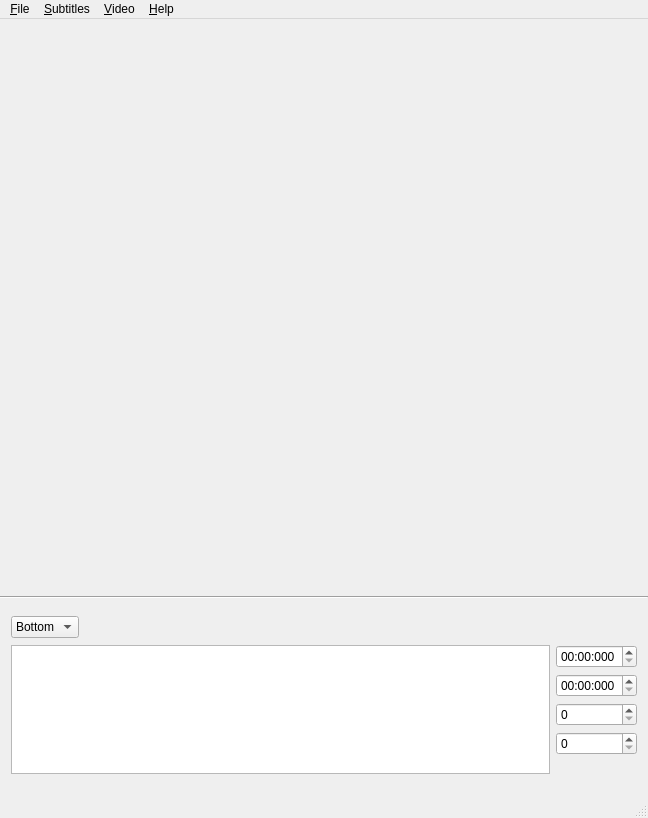
First picture: the form in SubtitlesEditor.ui, repository cybersphinx/wz-subtitle-editor, before the edit.
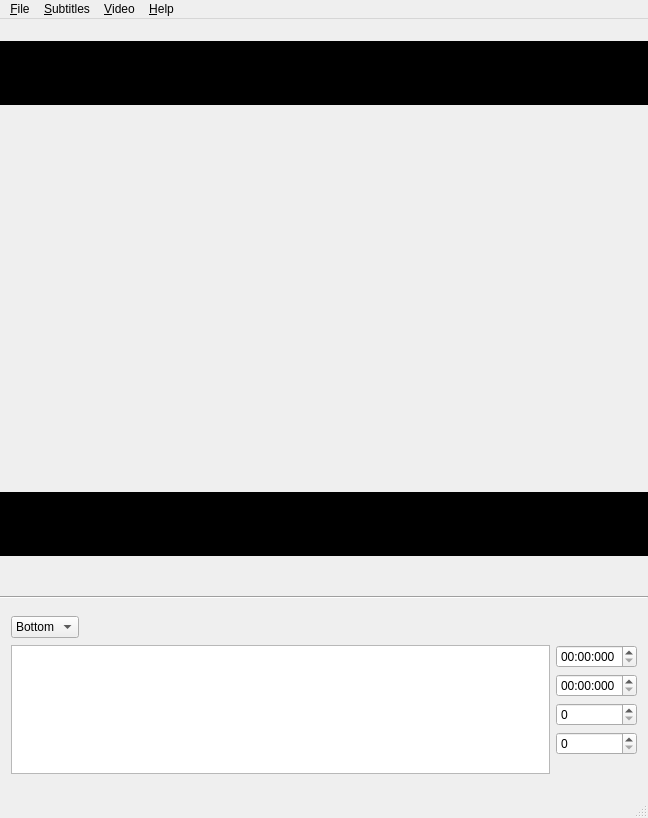
Second picture: the form after the edit. Custom widgets are drawn as their Qt base class.

Commit message: Better way to style labels

Patch:
```diff
--- a/SubtitlesEditor.ui
+++ b/SubtitlesEditor.ui
@@ -53,6 +53,116 @@
            <height>64</height>
           </size>
          </property>
+         <property name="palette">
+          <palette>
+           <active>
+            <colorrole role="WindowText">
+             <brush brushstyle="SolidPattern">
+              <color alpha="255">
+               <red>255</red>
+               <green>255</green>
+               <blue>255</blue>
+              </color>
+             </brush>
+            </colorrole>
+            <colorrole role="Base">
+             <brush brushstyle="SolidPattern">
+              <color alpha="255">
+               <red>247</red>
+               <green>246</green>
+               <blue>240</blue>
+              </color>
+             </brush>
+            </colorrole>
+            <colorrole role="Window">
+             <brush brushstyle="SolidPattern">
+              <color alpha="255">
+               <red>0</red>
+               <green>0</green>
+               <blue>0</blue>
+              </color>
+             </brush>
+            </colorrole>
+           </active>
+           <inactive>
+            <colorrole role="WindowText">
+             <brush brushstyle="SolidPattern">
+              <color alpha="255">
+               <red>255</red>
+               <green>255</green>
+               <blue>255</blue>
+              </color>
+             </brush>
+            </colorrole>
+            <colorrole role="Base">
+             <brush brushstyle="SolidPattern">
+              <color alpha="255">
+               <red>247</red>
+               <green>246</green>
+               <blue>240</blue>
+              </color>
+             </brush>
+            </colorrole>
+            <colorrole role="Window">
+             <brush brushstyle="SolidPattern">
+              <color alpha="255">
+               <red>0</red>
+               <green>0</green>
+               <blue>0</blue>
+              </color>
+             </brush>
+            </colorrole>
+           </inactive>
+           <disabled>
+            <colorrole role="WindowText">
+             <brush brushstyle="SolidPattern">
+              <color alpha="255">
+               <red>157</red>
+               <green>155</green>
+               <blue>149</blue>
+              </color>
+             </brush>
+            </colorrole>
+            <colorrole role="Base">
+             <brush brushstyle="SolidPattern">
+              <color alpha="255">
+               <red>0</red>
+               <green>0</green>
+               <blue>0</blue>
+              </color>
+             </brush>
+            </colorrole>
+            <colorrole role="Window">
+             <brush brushstyle="SolidPattern">
+              <color alpha="255">
+               <red>0</red>
+               <green>0</green>
+               <blue>0</blue>
+              </color>
+             </brush>
+            </colorrole>
+           </disabled>
+          </palette>
+         </property>
+         <property name="font">
+          <font>
+           <pointsize>16</pointsize>
+           <weight>75</weight>
+           <bold>true</bold>
+          </font>
+         </property>
+         <property name="autoFillBackground">
+          <bool>true</bool>
+         </property>
+         <property name="alignment">
+          <set>Qt::AlignLeading|Qt::AlignLeft|Qt::AlignTop</set>
+         </property>
+         <property name="wordWrap">
+          <bool>true</bool>
+         </property>
+         <property name="margin">
+          <number>10</number>
+         </property>
         </widget>
        </item>
        <item>
@@ -73,6 +183,119 @@
            <height>64</height>
           </size>
          </property>
+         <property name="palette">
+          <palette>
+           <active>
+            <colorrole role="WindowText">
+             <brush brushstyle="SolidPattern">
+              <color alpha="255">
+               <red>255</red>
+               <green>255</green>
+               <blue>255</blue>
+              </color>
+             </brush>
+            </colorrole>
+            <colorrole role="Base">
+             <brush brushstyle="SolidPattern">
+              <color alpha="255">
+               <red>247</red>
+               <green>246</green>
+               <blue>240</blue>
+              </color>
+             </brush>
+            </colorrole>
+            <colorrole role="Window">
+             <brush brushstyle="SolidPattern">
+              <color alpha="255">
+               <red>0</red>
+               <green>0</green>
+               <blue>0</blue>
+              </color>
+             </brush>
+            </colorrole>
+           </active>
+           <inactive>
+            <colorrole role="WindowText">
+             <brush brushstyle="SolidPattern">
+              <color alpha="255">
+               <red>255</red>
+               <green>255</green>
+               <blue>255</blue>
+              </color>
+             </brush>
+            </colorrole>
+            <colorrole role="Base">
+             <brush brushstyle="SolidPattern">
+              <color alpha="255">
+               <red>247</red>
+               <green>246</green>
+               <blue>240</blue>
+              </color>
+             </brush>
+            </colorrole>
+            <colorrole role="Window">
+             <brush brushstyle="SolidPattern">
+              <color alpha="255">
+               <red>0</red>
+               <green>0</green>
+               <blue>0</blue>
+              </color>
+             </brush>
+            </colorrole>
+           </inactive>
+           <disabled>
+            <colorrole role="WindowText">
+             <brush brushstyle="SolidPattern">
+              <color alpha="255">
+               <red>157</red>
+               <green>155</green>
+               <blue>149</blue>
+              </color>
+             </brush>
+            </colorrole>
+            <colorrole role="Base">
+             <brush brushstyle="SolidPattern">
+              <color alpha="255">
+               <red>0</red>
+               <green>0</green>
+               <blue>0</blue>
+              </color>
+             </brush>
+            </colorrole>
+            <colorrole role="Window">
+             <brush brushstyle="SolidPattern">
+              <color alpha="255">
+               <red>0</red>
+               <green>0</green>
+               <blue>0</blue>
+              </color>
+             </brush>
+            </colorrole>
+           </disabled>
+          </palette>
+         </property>
+         <property name="font">
+          <font>
+           <pointsize>16</pointsize>
+           <weight>75</weight>
+           <bold>true</bold>
+          </font>
+         </property>
+         <property name="autoFillBackground">
+          <bool>true</bool>
+         </property>
+         <property name="text">
+          <string/>
+         </property>
+         <property name="alignment">
+          <set>Qt::AlignBottom|Qt::AlignLeading|Qt::AlignLeft</set>
+         </property>
+         <property name="wordWrap">
+          <bool>true</bool>
+         </property>
+         <property name="margin">
+          <number>10</number>
+         </property>
         </widget>
        </item>
        <item>
```
The commit also changes 1 other file.
